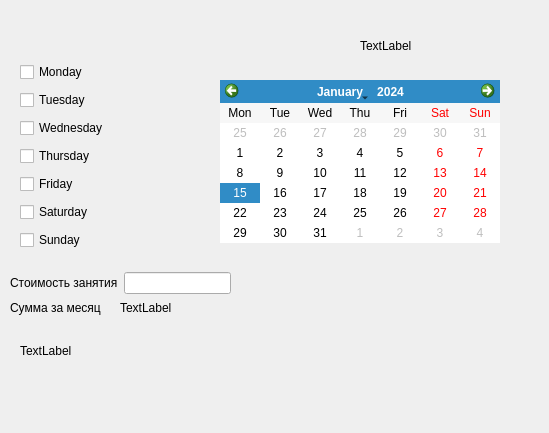
katagiriwhy/Qt-project, file student.ui: the form before one commit.
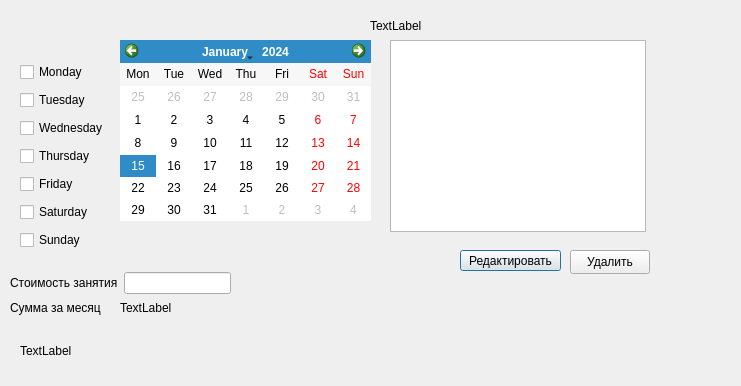
The form after the commit.

Patch:
```diff
--- a/student.ui
+++ b/student.ui
@@ -6,8 +6,8 @@
    <rect>
     <x>0</x>
     <y>0</y>
-    <width>549</width>
-    <height>433</height>
+    <width>741</width>
+    <height>386</height>
    </rect>
   </property>
   <property name="windowTitle">
@@ -16,8 +16,8 @@
   <widget class="QLabel" name="label_Name">
    <property name="geometry">
     <rect>
-     <x>360</x>
-     <y>30</y>
+     <x>370</x>
+     <y>10</y>
      <width>141</width>
      <height>31</height>
     </rect>
@@ -55,10 +55,10 @@
   <widget class="QCalendarWidget" name="calendarWidget">
    <property name="geometry">
     <rect>
-     <x>220</x>
-     <y>80</y>
-     <width>280</width>
-     <height>163</height>
+     <x>120</x>
+     <y>40</y>
+     <width>251</width>
+     <height>181</height>
     </rect>
    </property>
    <property name="gridVisible">
@@ -87,7 +87,7 @@
     <string>TextLabel</string>
    </property>
   </widget>
-  <widget class="QWidget" name="">
+  <widget class="QWidget" name="layoutWidget">
    <property name="geometry">
     <rect>
      <x>20</x>
@@ -148,7 +148,7 @@
     </item>
    </layout>
   </widget>
-  <widget class="QWidget" name="">
+  <widget class="QWidget" name="layoutWidget">
    <property name="geometry">
     <rect>
      <x>10</x>
@@ -170,6 +170,42 @@
     </item>
    </layout>
   </widget>
+  <widget class="QTableView" name="tableView">
+   <property name="geometry">
+    <rect>
+     <x>390</x>
+     <y>40</y>
+     <width>256</width>
+     <height>192</height>
+    </rect>
+   </property>
+  </widget>
+  <widget class="QPushButton" name="pushButton_add">
+   <property name="geometry">
+    <rect>
+     <x>460</x>
+     <y>250</y>
+     <width>101</width>
+     <height>21</height>
+    </rect>
+   </property>
+   <property name="text">
+    <string>Редактировать</string>
+   </property>
+  </widget>
+  <widget class="QPushButton" name="pushButton_delete">
+   <property name="geometry">
+    <rect>
+     <x>570</x>
+     <y>250</y>
+     <width>80</width>
+     <height>24</height>
+    </rect>
+   </property>
+   <property name="text">
+    <string>Удалить</string>
+   </property>
+  </widget>
  </widget>
  <resources/>
  <connections/>
```
